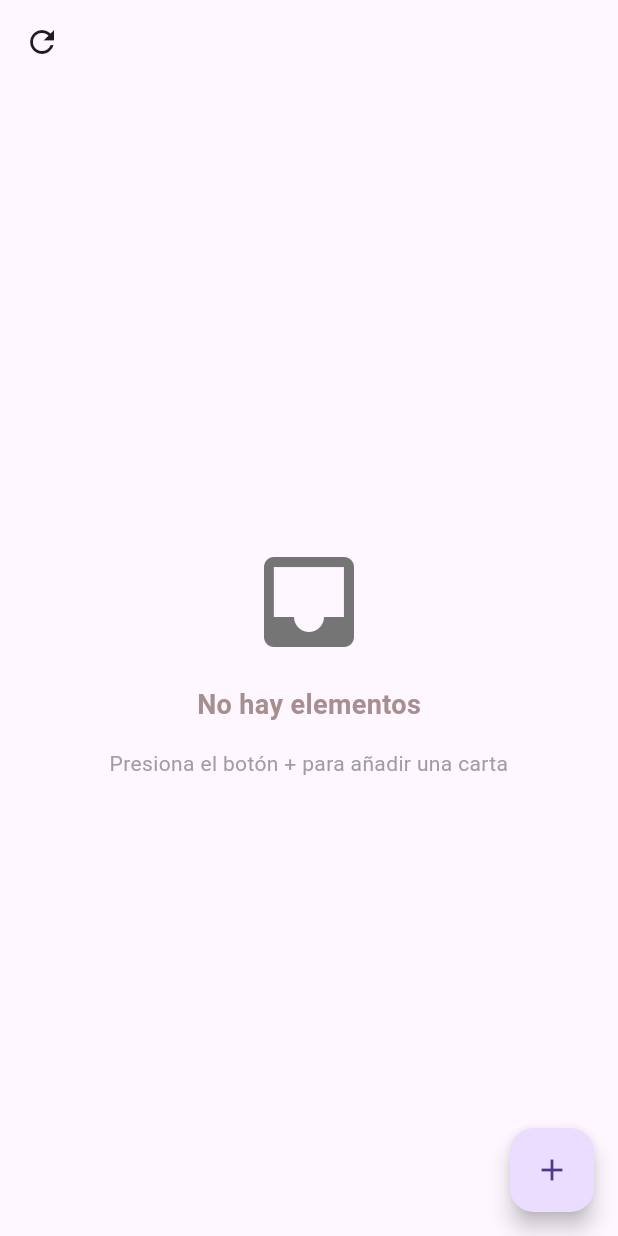
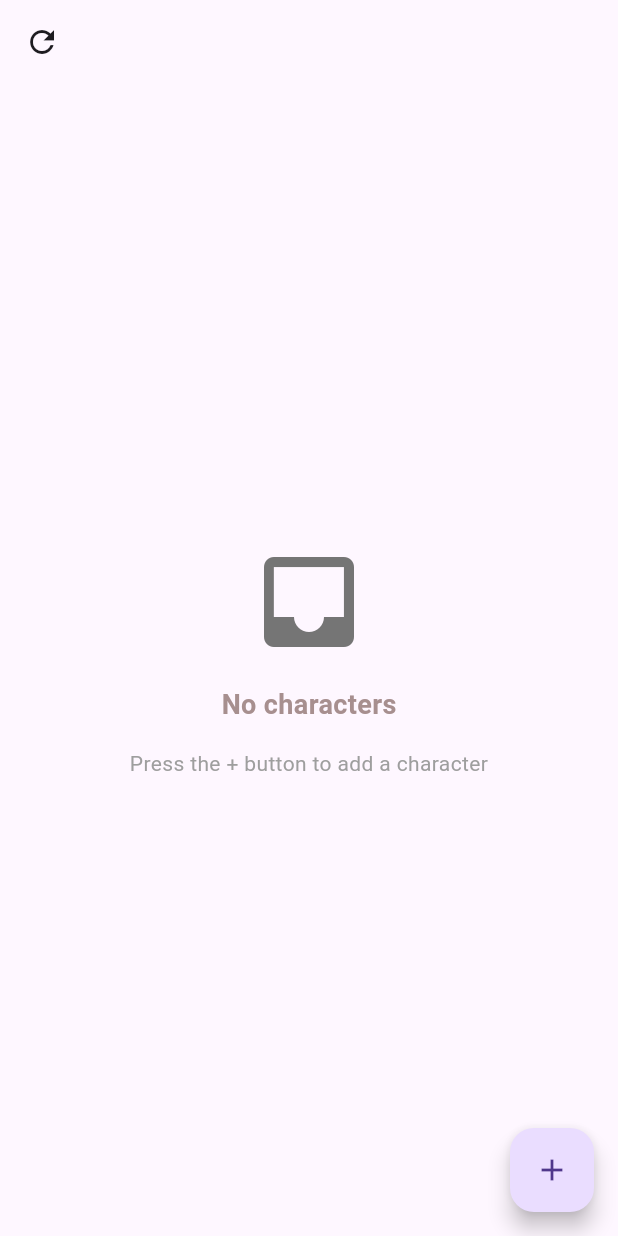
Before and after one commit to R0S3BUDD/Diorite, a Flutter app: the screen it shows after launch, on a phone screen of 412 x 824 dp. Run offline on Flutter 3.47's test engine with Material 3 defaults, Android fonts, the phone set to English and light mode, and no system bars; our stand-ins replace dotted_border; missing offline and left inert: file_selector.

Commit message:
implemented app_en.arb & app_es.arb. Starting Localization for those languages

````diff
--- /dev/null
+++ b/l10n.yaml
@@ -0,0 +1,3 @@
+arbdir: lib/l10n
+template-arb-file: app_en.arb
+output-localization-file: app_localizations.dart
--- /dev/null
+++ b/lib/l10n/app_en.arb
@@ -0,0 +1,115 @@
+{
+
+  "@@locale": "en",
+
+  "cardSaved": "Card saved!",
+  "@cardSaved": {
+    "description": "Message shown when a character is successfully saved"
+  },
+
+  "cardDeleted": "Card deleted",
+  "@cardDeleted":{
+    "description": "Message shown when a character is deleted by the user"
+  },
+
+  "genericError": "Oops... Something went wrong.",
+  "@genericError": {
+    "description": "Generic error message"
+  },
+
+  "operationCancelled": "Character not saved",
+  "@operationCancelled": {
+    "description": "Message shown when character creation or editing is cancelled"
+  },
+
+  "imageLoadingError": "Error loading image",
+  "@imageLoadingError": {
+    "description": "Error shown when an image fails to load"
+  },
+
+  "addPhoto": "Add a photo",
+  "@addPhoto": {
+    "description": "Text for adding an image to the character"
+  },
+
+  "defaultInfoName": "Name",
+  "@defaultInfoName": {
+    "description": "Character name field"
+  },
+
+  "defaultInfoAge": "Age",
+  "@defaultInfoAge": {
+    "description": "Character age field"
+  },
+
+  "defaultInfoNationality": "Nationality",
+  "@defaultInfoNationality": {
+    "description": "Character nationality field"
+  },
+
+  "defaultInfoPersonality": "Personality",
+  "@defaultInfoPersonality": {
+    "description": "Character personality field"
+  },
+
+  "defaultInfoLore": "Backstory",
+  "@defaultInfoLore": {
+    "description": "Character backstory or lore field"
+  },
+
+  "characterAge": "Age: {age}",
+  "@characterAge": {
+    "description": "Text showing the character's current age",
+    "placeholders": {
+      "age": {
+        "type": "int",
+        "example": "20"
+      }
+    }
+  },
+
+  "retry": "Retry",
+  "@retry": {
+    "description": "Button to retry a failed operation"
+  },
+
+  "homeLoadingCards": "Loading your cards",
+  "@homeLoadingCards": {
+    "description": "Message shown while characters are loading"
+  },
+
+  "homeCardsLoadingError": "Error loading cards",
+  "@homeCardsLoadingError": {
+    "description": "Message shown when an error occurs loading characters"
+  },
+
+  "homeNoCharacters": "No characters",
+  "@homeNoCharacters": {
+    "description": "Message shown when there are no saved characters"
+  },
+
+  "homeTapToAddCharacter": "Press the + button to add a character",
+  "@homeTapToAddCharacter": {
+    "description": "Message shown on an empty list to guide the user to create a character"
+  },
+
+  "newCardEditingTitle": "Edit character",
+  "@newCardEditingTitle": {
+    "description": "Screen title for editing an existing character"
+  },
+
+  "newCardCreatingTitle": "Create character",
+  "@newCardCreatingTitle": {
+    "description": "Screen title for creating a character"
+  },
+
+  "newCardSaveChanges": "Save changes",
+  "@newCardSaveChanges": {
+    "description": "Button to save changes to an existing character"
+  },
+
+  "newCardSaveCharacter": "Save character",
+  "@newCardSaveCharacter": {
+    "description": "Button to save a new character"
+  }
+}
--- /dev/null
+++ b/lib/l10n/app_localizations.dart
@@ -0,0 +1,260 @@
+import 'dart:async';
+
+import 'package:flutter/foundation.dart';
+import 'package:flutter/widgets.dart';
+import 'package:flutter_localizations/flutter_localizations.dart';
+import 'package:intl/intl.dart' as intl;
+
+import 'app_localizations_en.dart';
+import 'app_localizations_es.dart';
+
+// ignore_for_file: type=lint
+
+/// Callers can lookup localized strings with an instance of AppLocalizations
+/// returned by `AppLocalizations.of(context)`.
+///
+/// Applications need to include `AppLocalizations.delegate()` in their app's
+/// `localizationDelegates` list, and the locales they support in the app's
+/// `supportedLocales` list. For example:
+///
+/// ```dart
+/// import 'l10n/app_localizations.dart';
+///
+/// return MaterialApp(
+///   localizationsDelegates: AppLocalizations.localizationsDelegates,
+///   supportedLocales: AppLocalizations.supportedLocales,
+///   home: MyApplicationHome(),
+/// );
+/// ```
+///
+/// ## Update pubspec.yaml
+///
+/// Please make sure to update your pubspec.yaml to include the following
+/// packages:
+///
+/// ```yaml
+/// dependencies:
+///   # Internationalization support.
+///   flutter_localizations:
+///     sdk: flutter
+///   intl: any # Use the pinned version from flutter_localizations
+///
+///   # Rest of dependencies
+/// ```
+///
+/// ## iOS Applications
+///
+/// iOS applications define key application metadata, including supported
+/// locales, in an Info.plist file that is built into the application bundle.
+/// To configure the locales supported by your app, you’ll need to edit this
+/// file.
+///
+/// First, open your project’s ios/Runner.xcworkspace Xcode workspace file.
+/// Then, in the Project Navigator, open the Info.plist file under the Runner
+/// project’s Runner folder.
+///
+/// Next, select the Information Property List item, select Add Item from the
+/// Editor menu, then select Localizations from the pop-up menu.
+///
+/// Select and expand the newly-created Localizations item then, for each
+/// locale your application supports, add a new item and select the locale
+/// you wish to add from the pop-up menu in the Value field. This list should
+/// be consistent with the languages listed in the AppLocalizations.supportedLocales
+/// property.
+abstract class AppLocalizations {
+  AppLocalizations(String locale)
+    : localeName = intl.Intl.canonicalizedLocale(locale.toString());
+
+  final String localeName;
+
+  static AppLocalizations? of(BuildContext context) {
+    return Localizations.of<AppLocalizations>(context, AppLocalizations);
+  }
+
+  static const LocalizationsDelegate<AppLocalizations> delegate =
+      _AppLocalizationsDelegate();
+
+  /// A list of this localizations delegate along with the default localizations
+  /// delegates.
+  ///
+  /// Returns a list of localizations delegates containing this delegate along with
+  /// GlobalMaterialLocalizations.delegate, GlobalCupertinoLocalizations.delegate,
+  /// and GlobalWidgetsLocalizations.delegate.
+  ///
+  /// Additional delegates can be added by appending to this list in
+  /// MaterialApp. This list does not have to be used at all if a custom list
+  /// of delegates is preferred or required.
+  static const List<LocalizationsDelegate<dynamic>> localizationsDelegates =
+      <LocalizationsDelegate<dynamic>>[
+        delegate,
+        GlobalMaterialLocalizations.delegate,
+        GlobalCupertinoLocalizations.delegate,
+        GlobalWidgetsLocalizations.delegate,
+      ];
+
+  /// A list of this localizations delegate's supported locales.
+  static const List<Locale> supportedLocales = <Locale>[
+    Locale('en'),
+    Locale('es'),
+  ];
+
+  /// Message shown when a character is successfully saved
+  ///
+  /// In en, this message translates to:
+  /// **'Card saved!'**
+  String get cardSaved;
+
+  /// Message shown when a character is deleted by the user
+  ///
+  /// In en, this message translates to:
+  /// **'Card deleted'**
+  String get cardDeleted;
+
+  /// Generic error message
+  ///
+  /// In en, this message translates to:
+  /// **'Oops... Something went wrong.'**
+  String get genericError;
+
+  /// Message shown when character creation or editing is cancelled
+  ///
+  /// In en, this message translates to:
+  /// **'Character not saved'**
+  String get operationCancelled;
+
+  /// Error shown when an image fails to load
+  ///
+  /// In en, this message translates to:
+  /// **'Error loading image'**
+  String get imageLoadingError;
+
+  /// Text for adding an image to the character
+  ///
+  /// In en, this message translates to:
+  /// **'Add a photo'**
+  String get addPhoto;
+
+  /// Character name field
+  ///
+  /// In en, this message translates to:
+  /// **'Name'**
+  String get defaultInfoName;
+
+  /// Character age field
+  ///
+  /// In en, this message translates to:
+  /// **'Age'**
+  String get defaultInfoAge;
+
+  /// Character nationality field
+  ///
+  /// In en, this message translates to:
+  /// **'Nationality'**
+  String get defaultInfoNationality;
+
+  /// Character personality field
+  ///
+  /// In en, this message translates to:
+  /// **'Personality'**
+  String get defaultInfoPersonality;
+
+  /// Character backstory or lore field
+  ///
+  /// In en, this message translates to:
+  /// **'Backstory'**
+  String get defaultInfoLore;
+
+  /// Text showing the character's current age
+  ///
+  /// In en, this message translates to:
+  /// **'Age: {age}'**
+  String characterAge(int age);
+
+  /// Button to retry a failed operation
+  ///
+  /// In en, this message translates to:
+  /// **'Retry'**
+  String get retry;
+
+  /// Message shown while characters are loading
+  ///
+  /// In en, this message translates to:
+  /// **'Loading your cards'**
+  String get homeLoadingCards;
+
+  /// Message shown when an error occurs loading characters
+  ///
+  /// In en, this message translates to:
+  /// **'Error loading cards'**
+  String get homeCardsLoadingError;
+
+  /// Message shown when there are no saved characters
+  ///
+  /// In en, this message translates to:
+  /// **'No characters'**
+  String get homeNoCharacters;
+
+  /// Message shown on an empty list to guide the user to create a character
+  ///
+  /// In en, this message translates to:
+  /// **'Press the + button to add a character'**
+  String get homeTapToAddCharacter;
+
+  /// Screen title for editing an existing character
+  ///
+  /// In en, this message translates to:
+  /// **'Edit character'**
+  String get newCardEditingTitle;
+
+  /// Screen title for creating a character
+  ///
+  /// In en, this message translates to:
+  /// **'Create character'**
+  String get newCardCreatingTitle;
+
+  /// Button to save changes to an existing character
+  ///
+  /// In en, this message translates to:
+  /// **'Save changes'**
+  String get newCardSaveChanges;
+
+  /// Button to save a new character
+  ///
+  /// In en, this message translates to:
+  /// **'Save character'**
+  String get newCardSaveCharacter;
+}
+
+class _AppLocalizationsDelegate
+    extends LocalizationsDelegate<AppLocalizations> {
+  const _AppLocalizationsDelegate();
+
+  @override
+  Future<AppLocalizations> load(Locale locale) {
+    return SynchronousFuture<AppLocalizations>(lookupAppLocalizations(locale));
+  }
+
+  @override
+  bool isSupported(Locale locale) =>
+      <String>['en', 'es'].contains(locale.languageCode);
+
+  @override
+  bool shouldReload(_AppLocalizationsDelegate old) => false;
+}
+
+AppLocalizations lookupAppLocalizations(Locale locale) {
+  // Lookup logic when only language code is specified.
+  switch (locale.languageCode) {
+    case 'en':
+      return AppLocalizationsEn();
+    case 'es':
+      return AppLocalizationsEs();
+  }
+
+  throw FlutterError(
+    'AppLocalizations.delegate failed to load unsupported locale "$locale". This is likely '
+    'an issue with the localizations generation tool. Please file an issue '
+    'on GitHub with a reproducible sample app and the gen-l10n configuration '
+    'that was used.',
+  );
+}
--- /dev/null
+++ b/lib/l10n/l10n.dart
@@ -0,0 +1,5 @@
+import 'dart:ui';
+
+class L10n {
+  static final all = [const Locale('en'), const Locale('es')];
+}
--- a/lib/main.dart
+++ b/lib/main.dart
@@ -1,6 +1,8 @@
 import 'package:diorite/core/local_storage_service.dart';
 import 'package:diorite/views/home_view.dart';
 import 'package:flutter/material.dart';
+import 'package:flutter_localizations/flutter_localizations.dart';
+import 'package:diorite/l10n/app_localizations.dart';
 
 void main() async {
   await LocalStorageService().init();
@@ -13,6 +15,15 @@ class MainApp extends StatelessWidget {
 
   @override
   Widget build(BuildContext context) {
-    return const MaterialApp(home: HomeView());
+    return const MaterialApp(
+      locale: Locale('en'),
+      localizationsDelegates: const [
+        AppLocalizations.delegate,
+        GlobalMaterialLocalizations.delegate,
+        GlobalCupertinoLocalizations.delegate,
+      ],
+      supportedLocales: const [Locale('en'), Locale('es')],
+      home: HomeView(),
+    );
   }
 }
--- a/lib/views/home_view.dart
+++ b/lib/views/home_view.dart
@@ -5,6 +5,7 @@ import 'package:diorite/views/new_card_view.dart';
 import 'package:diorite/components/char_card.dart';
 import 'package:flutter/material.dart';
 import 'package:flutter_staggered_grid_view/flutter_staggered_grid_view.dart';
+import 'package:diorite/l10n/app_localizations.dart';
 
 class HomeView extends StatefulWidget {
   const HomeView({super.key});
@@ -46,7 +47,7 @@ class _HomeViewState extends State<HomeView> {
         return [];
       }
     } catch (e) {
-      throw Exception("Error al cargar characters.json: $e");
+      throw Exception("Error while loading characters.json: $e");
     }
   }
 
@@ -60,22 +61,24 @@ class _HomeViewState extends State<HomeView> {
 
     switch (result) {
       case SaveResult.success:
-        ScaffoldMessenger.of(
-          context,
-        ).showSnackBar(const SnackBar(content: Text("¡Carta Guardada!")));
+        ScaffoldMessenger.of(context).showSnackBar(
+          SnackBar(content: Text(AppLocalizations.of(context)!.cardSaved)),
+        );
         _refreshCharacters();
         break;
 
       case SaveResult.failure:
-        ScaffoldMessenger.of(
-          context,
-        ).showSnackBar(const SnackBar(content: Text("Ups... Algo salió mal.")));
+        ScaffoldMessenger.of(context).showSnackBar(
+          SnackBar(content: Text(AppLocalizations.of(context)!.genericError)),
+        );
         break;
 
       case SaveResult.aborted:
-        ScaffoldMessenger.of(
-          context,
-        ).showSnackBar(const SnackBar(content: Text("¿Te arrepentiste? ;-;")));
+        ScaffoldMessenger.of(context).showSnackBar(
+          SnackBar(
+            content: Text(AppLocalizations.of(context)!.operationCancelled),
+          ),
+        );
         break;
 
       case null:
@@ -87,6 +90,7 @@ class _HomeViewState extends State<HomeView> {
   @override
   Widget build(BuildContext context) {
     var look = LookNFeel(context);
+    var localizations = AppLocalizations.of(context);
 
     return Scaffold(
       appBar: AppBar(
@@ -96,7 +100,7 @@ class _HomeViewState extends State<HomeView> {
         ),
       ),
       floatingActionButton: FloatingActionButton(
-        onPressed: () async => _newCard,
+        onPressed: () async => _newCard(context),
         child: const Icon(Icons.add),
       ),
       body: FutureBuilder<List<CharCard>>(
@@ -106,13 +110,13 @@ class _HomeViewState extends State<HomeView> {
             (BuildContext context, AsyncSnapshot<List<CharCard>> snapshot) {
               //Estado: Cargando
               if (snapshot.connectionState == ConnectionState.waiting) {
-                return const Center(
+                return Center(
                   child: Column(
                     mainAxisAlignment: MainAxisAlignment.center,
                     children: [
                       CircularProgressIndicator(),
                       SizedBox(height: 36),
-                      Text('Cargando tus Cartas'),
+                      Text(localizations!.homeLoadingCards),
                     ],
                   ),
                 );
@@ -133,7 +137,7 @@ class _HomeViewState extends State<HomeView> {
                         ),
                         const SizedBox(height: 16),
                         Text(
-                          'Error al cargar las cartas',
+                          localizations!.homeCardsLoadingError,
                           style: const TextStyle(
                             fontSize: 16,
                             fontWeight: FontWeight.bold,
@@ -148,7 +152,7 @@ class _HomeViewState extends State<HomeView> {
                         const SizedBox(height: 16),
                         ElevatedButton(
                           onPressed: _refreshCharacters,
-                          child: const Text("Reintentar"),
+                          child: Text(localizations.retry),
                         ),
                       ],
                     ),
@@ -168,7 +172,7 @@ class _HomeViewState extends State<HomeView> {
                       Icon(Icons.inbox, size: 80, color: Colors.grey[600]),
                       const SizedBox(height: 16),
                       Text(
-                        "No hay elementos",
+                        localizations!.homeNoCharacters,
                         style: const TextStyle(
                           fontSize: 18,
                           color: Color.fromARGB(255, 167, 143, 143),
@@ -177,7 +181,7 @@ class _HomeViewState extends State<HomeView> {
                       ),
                       const SizedBox(height: 16),
                       Text(
-                        "Presiona el botón + para añadir una carta",
+                        localizations.homeTapToAddCharacter,
                         style: TextStyle(fontSize: 14, color: Colors.grey),
                         textAlign: TextAlign.center,
                       ),
@@ -214,7 +218,9 @@ class _HomeViewState extends State<HomeView> {
                               case ActionPerformed.Deleted:
                                 _refreshCharacters();
                                 ScaffoldMessenger.of(context).showSnackBar(
-                                  SnackBar(content: Text("Carta Borrada")),
+                                  SnackBar(
+                                    content: Text(localizations!.cardDeleted),
+                                  ),
                                 );
 
                                 break;
--- a/lib/views/new_card_view.dart
+++ b/lib/views/new_card_view.dart
@@ -173,9 +173,6 @@ class _NewCardViewState extends State<NewCardView> {
                       TextFormField(
                         controller: _controladorNombre,
                         decoration: const InputDecoration(labelText: "Nombre"),
-                        validator: (value) => value == null || value.isEmpty
-                            ? "Campo requerido"
-                            : null,
                       ),
                       TextFormField(
                         controller: _controladorEdad,
--- a/pubspec.yaml
+++ b/pubspec.yaml
@@ -9,12 +9,16 @@ environment:
 dependencies:
   flutter:
     sdk: flutter
+  flutter_localizations:
+    sdk: flutter
+  intl: any
   path_provider: 2.1.0
   path: ^1.9.1
   file_selector: ^1.1.0
   dotted_border: ^3.1.0
   image: ^4.1.3
   flutter_staggered_grid_view: ^0.7.0
+  flutter_gen: ^5.14.1
 
 
 
@@ -24,6 +28,7 @@ dev_dependencies:
   flutter_lints: ^6.0.0
 
 flutter:
+  generate: true
   uses-material-design: true
   fonts:
     - family: ChironGoRoundTC
````
Also changed, not shown: lib/l10n/app_es.arb (added, +114 -0 lines), lib/l10n/app_localizations_en.dart (added, +75 -0 lines), lib/l10n/app_localizations_es.dart (added, +76 -0 lines), pubspec.lock.
